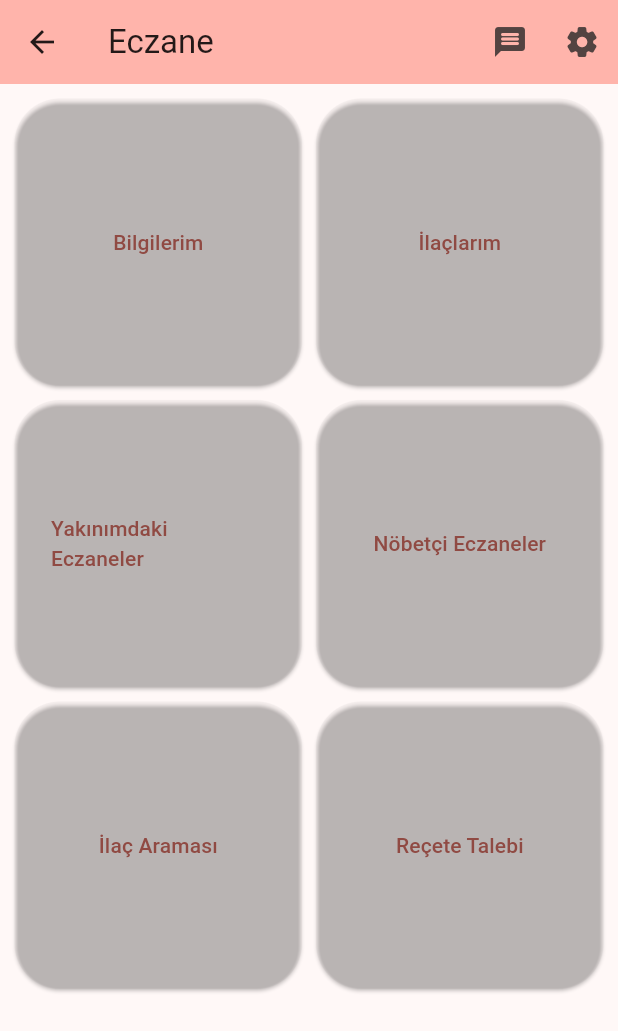
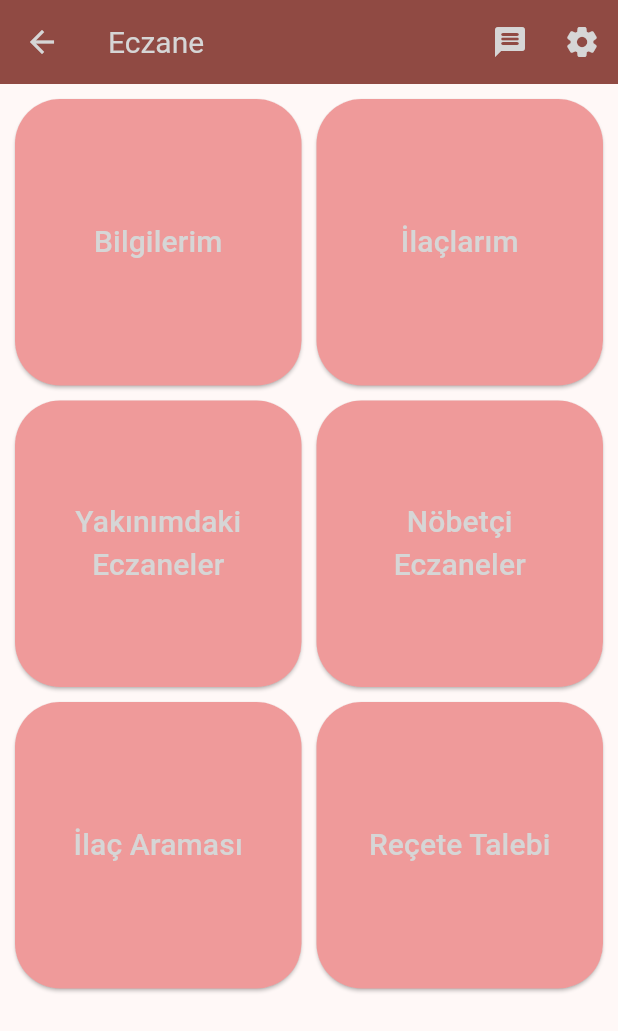
Before and after one commit to meteinam/e_czane, a Flutter app: the screen it shows after launch, on a phone screen of 412 x 824 dp. Shown: the top 1031 px of the screen. Run offline on Flutter 3.47's test engine with Material 3 defaults, Android fonts, the phone set to English and light mode, and no system bars.

Commit message:
style updates

```diff
--- a/lib/main.dart
+++ b/lib/main.dart
@@ -14,7 +14,7 @@ class MyApp extends StatelessWidget {
       debugShowCheckedModeBanner: false,
       title: 'Eczane',
       theme: ThemeData(
-        colorScheme: ColorScheme.fromSeed(seedColor: eczaneRed),
+        colorScheme: ColorScheme.fromSeed(seedColor: eczaneDarkRed),
         useMaterial3: true,
       ),
       home: const MyHomePage(title: 'Eczane'),
@@ -31,10 +31,8 @@ class MyHomePage extends StatefulWidget {
 }
 
 class _MyHomePageState extends State<MyHomePage> {
-
-
   @override
   Widget build(BuildContext context) {
-    return EczaneScaffold();
+    return const EczaneScaffold();
   }
 }
--- /dev/null
+++ b/lib/style/button_style.dart
@@ -0,0 +1,8 @@
+import 'package:e_czane/style/color.dart';
+import 'package:flutter/material.dart';
+
+final ButtonStyle button1 = ElevatedButton.styleFrom(
+    maximumSize: const Size(120, 120),
+    backgroundColor: eczaneRed,
+    shape: const RoundedRectangleBorder(
+        borderRadius: BorderRadius.all(Radius.circular(30))));
--- a/lib/style/color.dart
+++ b/lib/style/color.dart
@@ -1,7 +1,5 @@
 import 'package:flutter/material.dart';
 
-
-
-Color eczaneLightGray =  const Color(0x00cefcff);
-Color eczaneRed = const Color(0x00FF2B2B);
-Color eczaneDarkRed = const Color(0x004B0303);
+Color eczaneLightGray = Colors.grey[350]!;
+Color eczaneRed = Colors.red[200]!;
+Color eczaneDarkRed = Colors.red[900]!;
--- /dev/null
+++ b/lib/style/text_sytle.dart
@@ -0,0 +1,17 @@
+import 'package:e_czane/style/color.dart';
+import 'package:flutter/material.dart';
+
+final textStyleSmall = TextStyle(
+  fontSize: 20,
+  color: eczaneLightGray,
+);
+
+final textStyleMid = TextStyle(
+  fontSize: 30,
+  color: eczaneLightGray,
+);
+
+final textStyleBig = TextStyle(
+  fontSize: 40,
+  color: eczaneLightGray,
+);
--- a/lib/widgets/eczane_appbar.dart
+++ b/lib/widgets/eczane_appbar.dart
@@ -1,6 +1,8 @@
+import 'package:e_czane/style/color.dart';
+import 'package:e_czane/style/text_sytle.dart';
 import 'package:flutter/material.dart';
 
-class EczaneAppbar extends StatefulWidget implements PreferredSizeWidget{
+class EczaneAppbar extends StatefulWidget implements PreferredSizeWidget {
   const EczaneAppbar({super.key});
 
   @override
@@ -14,20 +16,23 @@ class __EczaneAppbarStateState extends State<EczaneAppbar> {
   @override
   Widget build(BuildContext context) {
     return AppBar(
-      backgroundColor: Theme.of(context).colorScheme.inversePrimary,
+      backgroundColor: Theme.of(context).colorScheme.primary,
       leading: IconButton(
         onPressed: () {},
-        icon: const Icon(Icons.arrow_back),
+        icon: Icon(Icons.arrow_back, color: eczaneLightGray),
       ),
-      title: const Text('Eczane'),
+      title: Text(
+        'Eczane',
+        style: textStyleSmall,
+      ),
       actions: [
         IconButton(
           onPressed: () {},
-          icon: const Icon(Icons.message_rounded),
+          icon: Icon(Icons.message_rounded, color: eczaneLightGray),
         ),
         IconButton(
           onPressed: () {},
-          icon: const Icon(Icons.settings_rounded),
+          icon: Icon(Icons.settings_rounded, color: eczaneLightGray),
         ),
       ],
     );
--- a/lib/widgets/eczane_buttons.dart
+++ b/lib/widgets/eczane_buttons.dart
@@ -1,4 +1,5 @@
-import 'package:e_czane/style/color.dart';
+import 'package:e_czane/style/button_style.dart';
+import 'package:e_czane/style/text_sytle.dart';
 import 'package:flutter/material.dart';
 
 class GridViewButton extends StatelessWidget {
@@ -9,14 +10,12 @@ class GridViewButton extends StatelessWidget {
   Widget build(BuildContext context) {
     return ElevatedButton(
       onPressed: () {},
-      child: Text(title),
       style: button1,
+      child: Text(
+        title,
+        style: textStyleSmall,
+        textAlign: TextAlign.center,
+      ),
     );
   }
 }
-
-final ButtonStyle button1 = ElevatedButton.styleFrom(
-    maximumSize: const Size(120, 120),
-    backgroundColor: eczaneRed,
-    shape: const RoundedRectangleBorder(
-        borderRadius: BorderRadius.all(Radius.circular(30))));
```
Also changed, not shown: 1 other file.
